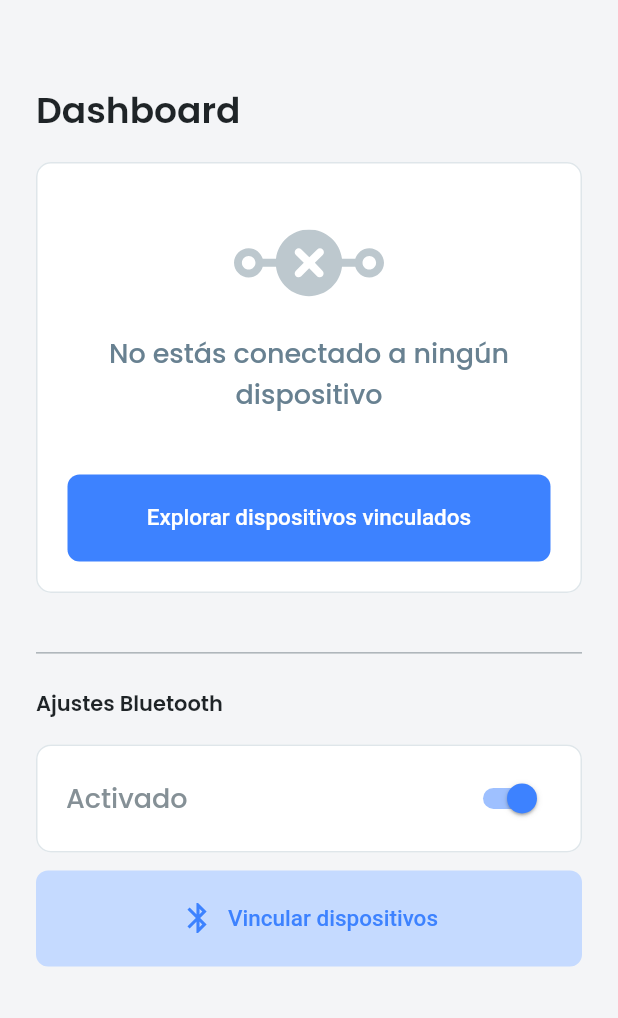
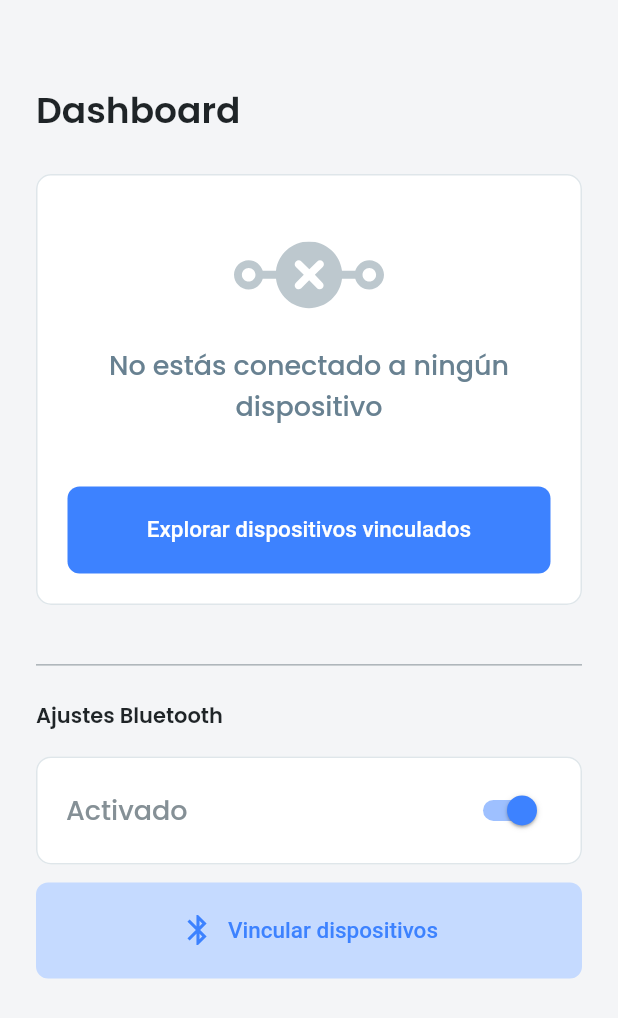
Before and after one commit to mariasimo/flutter-bluetooth, a Flutter app: the screen it shows after launch, on a phone screen of 412 x 824 dp. Shown: the top 1018 px of the screen. Run offline on Flutter 3.47's test engine with Material 2 defaults, Android fonts, the phone set to English and light mode, and no system bars; our stand-ins replace flutter_bluetooth_serial, flutter_svg; statements that could not run were skipped.

Commit message:
feat:add pageHeader widget

```diff
--- a/lib/components/DeviceCard.dart
+++ b/lib/components/DeviceCard.dart
@@ -117,7 +117,7 @@ class _DeviceCardState extends State<DeviceCard> {
                         child: ElevatedButton(
                           onPressed: () => DeviceDetail(
                                   context: context,
-                                  server: widget.selectedDevice)
+                                  device: widget.selectedDevice)
                               .goToPage(),
                           child: Text('Monitorizar'),
                           style: widget.selectedDevice.isConnected
--- /dev/null
+++ b/lib/components/PageHeader.dart
@@ -0,0 +1,44 @@
+import 'dart:core';
+import 'package:flutter/material.dart';
+import 'package:bluetooth_bridge/theme/theme.dart' as Theme;
+
+class PageHeader extends StatelessWidget {
+  const PageHeader({
+    Key key,
+    @required this.pageTitle,
+    this.onPressed,
+    this.styleHeading,
+  }) : super(key: key);
+
+  final String pageTitle;
+  final Function onPressed;
+  final TextStyle styleHeading;
+
+  @override
+  Widget build(BuildContext context) {
+    final bool hasButton = this.onPressed != null;
+    return Padding(
+      padding: const EdgeInsets.only(bottom: 24),
+      child: Row(
+        mainAxisAlignment: MainAxisAlignment.spaceBetween,
+        children: [
+          Text(
+            pageTitle,
+            style: styleHeading ?? Theme.BBThemeData.textTheme.headline2,
+          ),
+          hasButton
+              ? ElevatedButton(
+                  onPressed: onPressed,
+                  child: Icon(Icons.replay, size: 30),
+                  style: ElevatedButton.styleFrom(
+                    primary: Theme.BBColors.blue[100],
+                    onPrimary: Theme.BBColors.blue[500],
+                    padding: EdgeInsets.all(14),
+                  ),
+                )
+              : SizedBox(width: 0),
+        ],
+      ),
+    );
+  }
+}
--- a/lib/pages/Dashboard.dart
+++ b/lib/pages/Dashboard.dart
@@ -9,6 +9,7 @@ import 'package:bluetooth_bridge/components/EmptyCard.dart';
 import 'package:bluetooth_bridge/components/DeviceCard.dart';
 import 'package:bluetooth_bridge/utils/deviceDetail.dart';
 import 'package:bluetooth_bridge/utils/bluetoothStyledDevice.dart';
+import 'package:bluetooth_bridge/components/PageHeader.dart';
 
 class Dashboard extends StatefulWidget {
   @override
@@ -75,7 +76,7 @@ class _Dashboard extends State<Dashboard> {
 
     if (selectedDevice != null) {
       print('Connect -> selected ' + selectedDevice.values.address);
-      // DeviceDetail(context: context, server: selectedDevice).goToPage();
+      DeviceDetail(context: context, device: selectedDevice).goToPage();
 
       setState(() {
         _selectedDevice = selectedDevice;
@@ -128,12 +129,9 @@ class _Dashboard extends State<Dashboard> {
           child: Column(
             crossAxisAlignment: CrossAxisAlignment.start,
             children: [
-              Container(
-                child: Text(
-                  'Dashboard',
-                  style: Theme.BBThemeData.textTheme.headline1,
-                ),
-                padding: EdgeInsets.only(bottom: 16),
+              PageHeader(
+                pageTitle: 'Dashboard',
+                styleHeading: Theme.BBThemeData.textTheme.headline1,
               ),
               Padding(
                 padding: const EdgeInsets.only(bottom: 32),
--- a/lib/utils/deviceDetail.dart
+++ b/lib/utils/deviceDetail.dart
@@ -4,15 +4,15 @@ import 'package:flutter_bluetooth_serial/flutter_bluetooth_serial.dart';
 
 class DeviceDetail {
   BuildContext context;
-  BluetoothDevice server;
+  BluetoothDevice device;
 
-  DeviceDetail({this.context, this.server});
+  DeviceDetail({this.context, this.device});
 
   void goToPage() {
     Navigator.of(context).push(
       MaterialPageRoute(
         builder: (context) {
-          return DetailPage(server: server);
+          return DetailPage(device: device);
         },
       ),
     );
```
Also changed, not shown: lib/pages/DetailPage.dart (+33 -17 lines), lib/pages/SelectBondedDevicePage.dart (+4 -20 lines).
